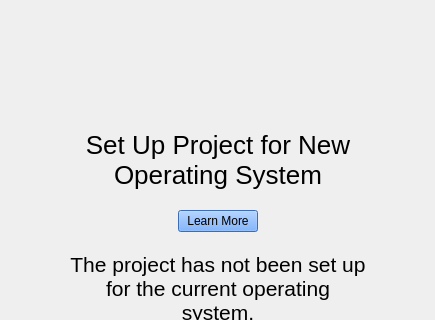
First picture: the form in resources/setup_new_os.ui, repository shotgunsoftware/tk-desktop, before the edit; both pictures show x 0 to 435 and y 81 to 401 of the 435 by 644 pixel window.
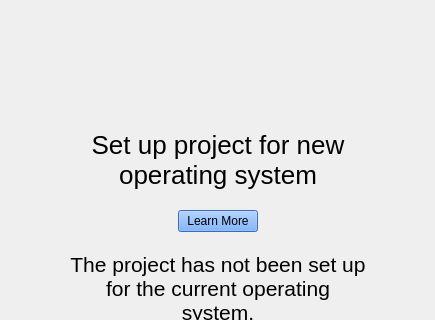
Second picture: the form after the edit. Icons and pictures are not drawn.

Commit message: Ticket #26020 - Sort commands within groups alphabetically - Visual polish for the setup new os screen

Patch:
```diff
--- a/resources/setup_new_os.ui
+++ b/resources/setup_new_os.ui
@@ -86,7 +86,7 @@
         <string notr="true">font-size: 26px;</string>
        </property>
        <property name="text">
-        <string>Set Up Project for New Operating System</string>
+        <string>Set up project for new operating system</string>
        </property>
        <property name="alignment">
         <set>Qt::AlignCenter</set>
```
The commit also changes 3 other files.
